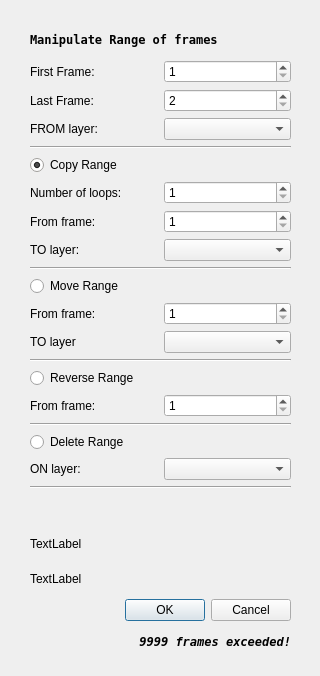
The window that core_lib/src/structure/copymultiplekeyframesdialog.ui (pencil2d/pencil) describes before a commit, drawn with Qt 5.
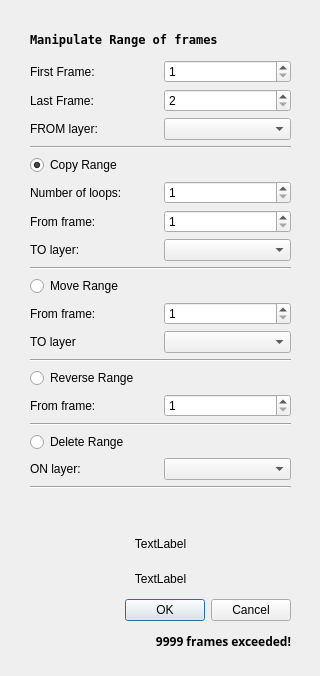
The same window after the commit.

What changed in the file:
```diff
--- a/core_lib/src/structure/copymultiplekeyframesdialog.ui
+++ b/core_lib/src/structure/copymultiplekeyframesdialog.ui
@@ -425,6 +425,9 @@
       <property name="text">
        <string>TextLabel</string>
       </property>
+      <property name="alignment">
+       <set>Qt::AlignCenter</set>
+      </property>
      </widget>
     </item>
     <item>
@@ -432,6 +435,9 @@
       <property name="text">
        <string>TextLabel</string>
       </property>
+      <property name="alignment">
+       <set>Qt::AlignCenter</set>
+      </property>
      </widget>
     </item>
     <item>
@@ -448,9 +454,9 @@
      <widget class="QLabel" name="labWarning">
       <property name="font">
        <font>
-        <family>DejaVu Sans Mono</family>
+        <family>Sans</family>
         <weight>75</weight>
-        <italic>true</italic>
+        <italic>false</italic>
         <bold>true</bold>
        </font>
       </property>
```
